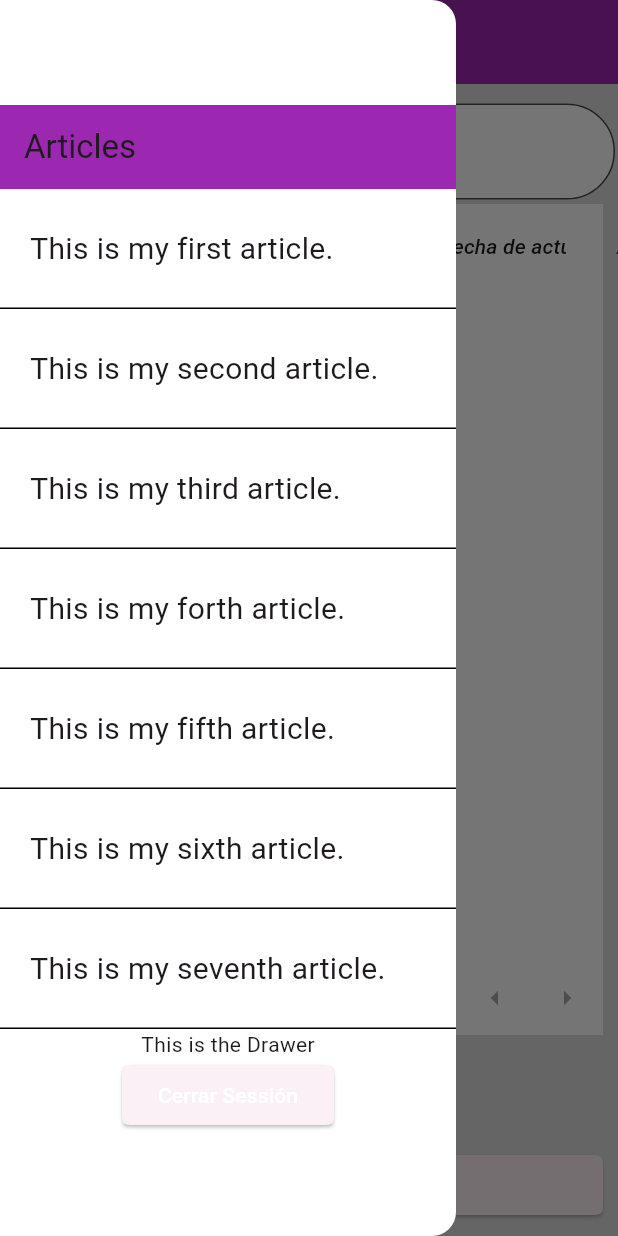
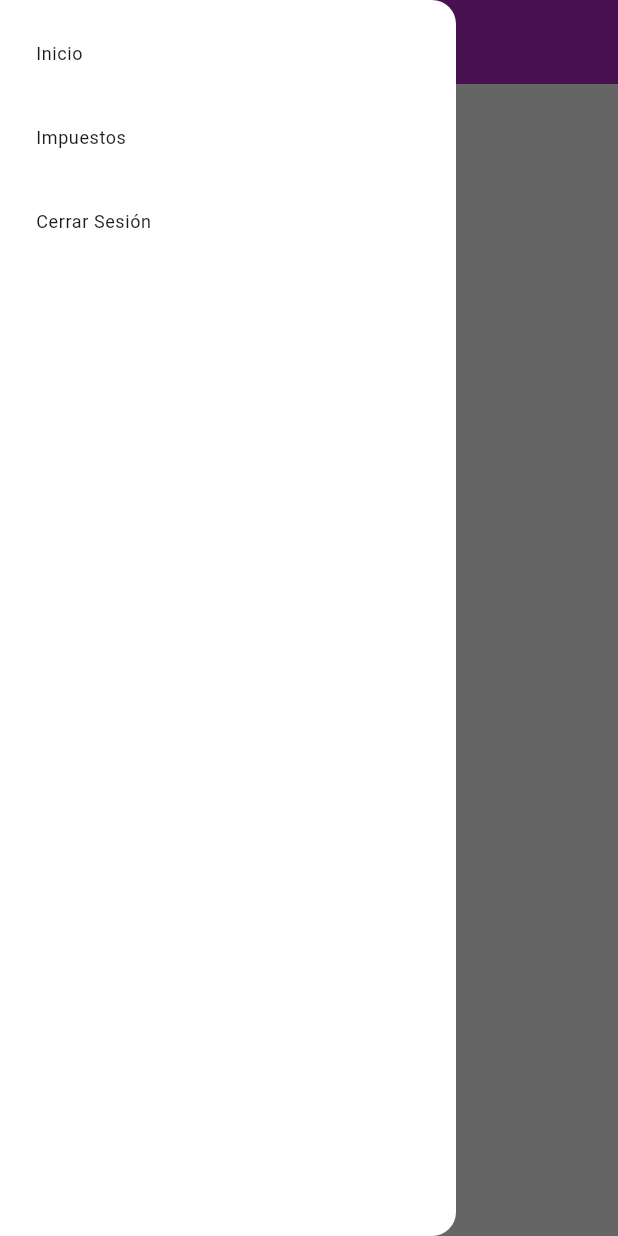
Before and after one commit to kenshimota/flutter-app-ERP, a Flutter app: the ScaffoldApp screen opened directly, with the side drawer open, on a phone screen of 412 x 824 dp. Run offline on Flutter 3.47's test engine with Material 2 defaults, Android fonts, the phone set to English and light mode, and no system bars; our stand-ins replace flutter_dotenv, go_router, logger; missing offline and left inert: number_text_input_formatter, validatorless; accounts and stored records are empty; network calls fail; statements that could not run were skipped.

Commit message:
the last changed

```diff
--- a/lib/router_app.dart
+++ b/lib/router_app.dart
@@ -1,4 +1,5 @@
 import "dart:core";
+import 'package:flutter_app_erp/screens/taxes_screen.dart';
 import 'package:provider/provider.dart';
 import 'package:go_router/go_router.dart';
 import 'package:flutter_app_erp/screens/home_screen.dart';
@@ -14,6 +15,7 @@ final Set<String> routesWithoutSignin = <String>{
 final router = GoRouter(
   routes: [
     GoRoute(path: "/", builder: (context, state) => const HomeScreen()),
+    GoRoute(path: "/taxes", builder: (context, state) => const TaxesScreen()),
     GoRoute(path: "/signin", builder: (context, state) => const SigninScreen()),
     GoRoute(path: "/signup", builder: (context, state) => const SignupScreen())
   ],
--- a/lib/widgets/button_delete.dart
+++ b/lib/widgets/button_delete.dart
@@ -3,7 +3,7 @@
 import 'package:flutter/material.dart';
 import 'package:flutter_app_erp/core/http/taxes/delete_taxes.dart';
 import 'package:flutter_app_erp/providers/auth_provider.dart';
-import 'package:flutter_app_erp/widgets/ElevatedButtonFuture.dart';
+import 'package:flutter_app_erp/widgets/elevated_button_future.dart';
 import 'package:provider/provider.dart';
 // lo acabo de colocal
 
@@ -65,7 +65,7 @@ class _AlertDialogDelete extends State<AlertDialogDelete> {
 
     // debugPrint(widget.onAfterDelete.toString());
 
-     widget.onAfterDelete!();
+    widget.onAfterDelete!();
   }
 
   void showError(BuildContext context, String message) {
--- a/lib/widgets/drawer_app.dart
+++ b/lib/widgets/drawer_app.dart
@@ -1,15 +1,33 @@
 import 'package:flutter/material.dart';
 import 'package:go_router/go_router.dart';
 import 'package:provider/provider.dart';
+import 'package:flutter_app_erp/widgets/typography.dart';
 import 'package:flutter_app_erp/providers/auth_provider.dart';
 
+Widget listItemRouter({
+  required BuildContext context,
+  required String pathname,
+  String? title,
+}) {
+  final currentRoute = ModalRoute.of(context)!.settings.name;
+  final bool selected = currentRoute == pathname;
+
+  debugPrint(selected.toString());
+  debugPrint("$pathname -> $title");
+
+  return ListTile(
+    selected: currentRoute == pathname,
+    title: TypographyApp(text: title, variant: "body"),
+    onTap: () => GoRouter.of(context).go(pathname),
+  );
+}
+
 class DrawerApp extends StatelessWidget {
-  final List<Widget> children;
   final VoidCallback onClose;
 
-  const DrawerApp({super.key, required this.onClose, required this.children});
+  const DrawerApp({super.key, required this.onClose});
 
-  onSignup(BuildContext context) {
+  onSignout(BuildContext context) {
     final authProvider = Provider.of<AuthProvider>(context, listen: false);
     authProvider.signOut();
     onClose();
@@ -19,19 +37,29 @@ class DrawerApp extends StatelessWidget {
 
   @override
   Widget build(BuildContext context) {
+    final currentRoute = ModalRoute.of(context)!.settings.name;
+
+    debugPrint(currentRoute);
+
     return Drawer(
-      child: Center(
-        child: Column(
-          mainAxisAlignment: MainAxisAlignment.center,
-          children: <Widget>[
-            ...children,
-            const Text('This is the Drawer'),
-            ElevatedButton(
-              onPressed: () => onSignup(context),
-              child: const Text('Cerrar Sessión'),
-            ),
-          ],
-        ),
+      child: ListView(
+        padding: const EdgeInsets.all(8.0),
+        children: [
+          listItemRouter(
+            pathname: "/",
+            title: "Inicio",
+            context: context,
+          ),
+          listItemRouter(
+            title: "Impuestos",
+            pathname: "/taxes",
+            context: context,
+          ),
+          ListTile(
+            title: const TypographyApp(text: "Cerrar Sesión"),
+            onTap: () => onSignout(context),
+          )
+        ],
       ),
     );
   }
--- a/lib/widgets/form_signin.dart
+++ b/lib/widgets/form_signin.dart
@@ -1,6 +1,6 @@
 import 'package:flutter/gestures.dart';
 import 'package:flutter/material.dart';
-import 'package:flutter_app_erp/widgets/ElevatedButtonFuture.dart';
+import 'package:flutter_app_erp/widgets/elevated_button_future.dart';
 import 'package:flutter_app_erp/widgets/input_user_name.dart';
 
 import 'package:go_router/go_router.dart';
--- a/lib/widgets/form_signup.dart
+++ b/lib/widgets/form_signup.dart
@@ -1,7 +1,7 @@
 import 'package:flutter/material.dart';
 import 'package:flutter/gestures.dart';
 import 'package:flutter_app_erp/core/exception/form_errors.dart';
-import 'package:flutter_app_erp/widgets/ElevatedButtonFuture.dart';
+import 'package:flutter_app_erp/widgets/elevated_button_future.dart';
 import 'package:flutter_app_erp/widgets/elevate_button_shadow.dart';
 import 'package:go_router/go_router.dart';
 import 'package:flutter_app_erp/widgets/input_email.dart';
--- a/lib/widgets/scaffold_app.dart
+++ b/lib/widgets/scaffold_app.dart
@@ -36,104 +36,6 @@ class _ScaffoldApp extends State<ScaffoldApp> {
       drawer: Container(
         child: DrawerApp(
           onClose: _closeDrawer,
-          children: [
-            AppBar(
-              title: Text("Articles"),
-              automaticallyImplyLeading: false,
-              elevation: 0,
-            ),
-            Container(
-              alignment: Alignment.centerLeft,
-              padding: const EdgeInsets.only(left: 20),
-              constraints: const BoxConstraints.expand(height: 80),
-              child: const Text(
-                "This is my first article.",
-                style: TextStyle(fontSize: 20),
-              ),
-            ),
-            const Divider(
-              height: 0,
-              color: Colors.black,
-            ),
-            Container(
-              alignment: Alignment.centerLeft,
-              padding: const EdgeInsets.only(left: 20),
-              constraints: const BoxConstraints.expand(height: 80),
-              child: const Text(
-                "This is my second article.",
-                style: TextStyle(fontSize: 20),
-              ),
-            ),
-            const Divider(
-              height: 0,
-              color: Colors.black,
-            ),
-            Container(
-              alignment: Alignment.centerLeft,
-              padding: const EdgeInsets.only(left: 20),
-              constraints: const BoxConstraints.expand(height: 80),
-              child: const Text(
-                "This is my third article.",
-                style: TextStyle(fontSize: 20),
-              ),
-            ),
-            const Divider(
-              height: 0,
-              color: Colors.black,
-            ),
-            Container(
-              alignment: Alignment.centerLeft,
-              padding: const EdgeInsets.only(left: 20),
-              constraints: const BoxConstraints.expand(height: 80),
-              child: const Text(
-                "This is my forth article.",
-                style: TextStyle(fontSize: 20),
-              ),
-            ),
-            const Divider(
-              height: 0,
-              color: Colors.black,
-            ),
-            Container(
-              alignment: Alignment.centerLeft,
-              padding: const EdgeInsets.only(left: 20),
-              constraints: const BoxConstraints.expand(height: 80),
-              child: const Text(
-                "This is my fifth article.",
-                style: TextStyle(fontSize: 20),
-              ),
-            ),
-            const Divider(
-              height: 0,
-              color: Colors.black,
-            ),
-            Container(
-              alignment: Alignment.centerLeft,
-              padding: const EdgeInsets.only(left: 20),
-              constraints: const BoxConstraints.expand(height: 80),
-              child: const Text(
-                "This is my sixth article.",
-                style: TextStyle(fontSize: 20),
-              ),
-            ),
-            const Divider(
-              height: 0,
-              color: Colors.black,
-            ),
-            Container(
-              alignment: Alignment.centerLeft,
-              padding: const EdgeInsets.only(left: 20),
-              constraints: const BoxConstraints.expand(height: 80),
-              child: const Text(
-                "This is my seventh article.",
-                style: TextStyle(fontSize: 20),
-              ),
-            ),
-            const Divider(
-              height: 0,
-              color: Colors.black,
-            ),
-          ],
         ),
       ),
       drawerEnableOpenDragGesture: false,
```
Also changed, not shown: lib/screens/home_screen.dart (+1 -36 lines), lib/screens/taxes_screen.dart (added, +20 -0 lines), lib/widgets/data_table_paginated.dart (+48 -12 lines), lib/widgets/show_info_taxes_api.dart (+59 -39 lines), lib/widgets/table_taxes.dart (+25 -14 lines), lib/widgets/elevated_button_future.dart (renamed from lib/widgets/ElevatedButtonFuture.dart), pubspec.lock.
